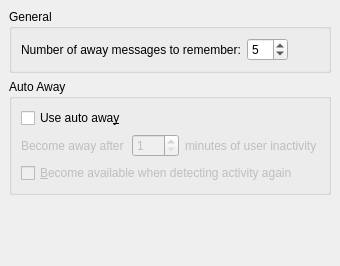
Qt form kopete/config/behavior/kopeteawayconfigbase.ui (KDE/kopete) before a commit.
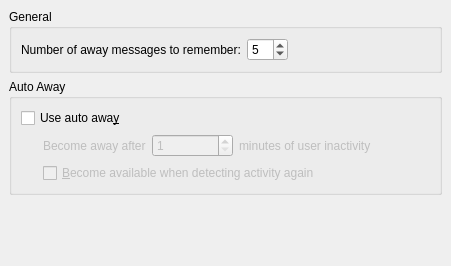
The same form after that commit.

Commit message: Connect some widgets to be enabled/disabled.

```diff
--- a/kopete/config/behavior/kopeteawayconfigbase.ui
+++ b/kopete/config/behavior/kopeteawayconfigbase.ui
@@ -8,81 +8,21 @@
         <rect>
             <x>0</x>
             <y>0</y>
-    <width>340</width>
+    <width>451</width>
             <height>266</height>
         </rect>
     </property>
   <property name="windowTitle" >
         <string>Away Configuration</string>
     </property>
-  <layout class="QVBoxLayout" >
+  <layout class="QGridLayout" >
    <property name="margin" >
     <number>9</number>
    </property>
    <property name="spacing" >
     <number>6</number>
    </property>
-   <item>
-    <widget class="QGroupBox" name="groupBox" >
-     <property name="title" >
-                <string>General</string>
-            </property>
-     <layout class="QHBoxLayout" >
-      <property name="margin" >
-       <number>9</number>
-      </property>
-      <property name="spacing" >
-       <number>6</number>
-      </property>
-      <item>
-       <widget class="QLabel" name="textLabel1" >
-        <property name="toolTip" >
-         <string>Kopete will remember this many away messages for use at a later date; if this limit is exceeded, the least-used message will be removed.</string>
-        </property>
-        <property name="whatsThis" >
-         <string>Kopete will remember this many away messages for use at a later date; if this limit is exceeded, the least-used message will be removed.</string>
-                    </property>
-        <property name="text" >
-                        <string>Number of away messages to remember:</string>
-                    </property>
-       </widget>
-      </item>
-      <item>
-       <widget class="QSpinBox" name="kcfg_awayMessageRemembered" >
-        <property name="toolTip" >
-                        <string>Kopete will remember this many away messages for use at a later date; if this limit is exceeded, the least-used message will be removed.</string>
-                    </property>
-        <property name="whatsThis" >
-                        <string>Kopete will remember this many away messages for use at a later date; if this limit is exceeded, the least-used message will be removed.</string>
-                    </property>
-        <property name="minimum" >
-                        <number>1</number>
-                    </property>
-        <property name="value" >
-                        <number>5</number>
-                    </property>
-                </widget>
-      </item>
-      <item>
-       <spacer>
-        <property name="orientation" >
-         <enum>Qt::Horizontal</enum>
-                    </property>
-        <property name="sizeType" >
-         <enum>QSizePolicy::Expanding</enum>
-                    </property>
-        <property name="sizeHint" >
-                        <size>
-          <width>16</width>
-          <height>16</height>
-                        </size>
-                    </property>
-                </spacer>
-      </item>
-     </layout>
-        </widget>
-   </item>
-   <item>
+   <item row="1" column="0" >
     <widget class="QGroupBox" name="groupBox_2" >
      <property name="title" >
                 <string>Auto Away</string>
@@ -94,10 +34,37 @@
       <property name="spacing" >
        <number>6</number>
       </property>
-      <item row="0" column="0" >
-       <widget class="QCheckBox" name="kcfg_useAutoAway" >
+      <item row="1" column="0" >
+       <spacer>
+        <property name="orientation" >
+         <enum>Qt::Horizontal</enum>
+        </property>
+        <property name="sizeType" >
+         <enum>QSizePolicy::Fixed</enum>
+        </property>
+        <property name="sizeHint" >
+         <size>
+          <width>16</width>
+          <height>20</height>
+         </size>
+        </property>
+       </spacer>
+      </item>
+      <item row="1" column="1" >
+       <layout class="QGridLayout" >
+        <property name="margin" >
+         <number>0</number>
+        </property>
+        <property name="spacing" >
+         <number>6</number>
+        </property>
+        <item rowspan="2" row="0" column="0" >
+         <widget class="QLabel" name="TextLabel2" >
+          <property name="enabled" >
+           <bool>false</bool>
+          </property>
         <property name="text" >
-                        <string>Use auto awa&amp;y</string>
+           <string>Become away after</string>
                     </property>
                 </widget>
       </item>
@@ -111,33 +78,17 @@
                     </property>
                 </widget>
       </item>
-      <item row="1" column="3" >
-       <spacer>
-        <property name="orientation" >
-         <enum>Qt::Horizontal</enum>
-                    </property>
-        <property name="sizeType" >
-         <enum>QSizePolicy::Expanding</enum>
-                    </property>
-        <property name="sizeHint" >
-         <size>
-          <width>16</width>
-          <height>21</height>
-         </size>
-                    </property>
-       </spacer>
-      </item>
-      <item row="1" column="0" >
-       <widget class="QLabel" name="TextLabel2" >
+        <item rowspan="2" row="0" column="2" colspan="2" >
+         <widget class="QLabel" name="TextLabel3" >
         <property name="enabled" >
                         <bool>false</bool>
                     </property>
         <property name="text" >
-         <string>Become away after</string>
+           <string>minutes of user inactivity</string>
                     </property>
                 </widget>
       </item>
-      <item row="1" column="1" >
+        <item rowspan="2" row="0" column="1" >
        <widget class="QSpinBox" name="mAutoAwayTimeout" >
         <property name="enabled" >
          <bool>false</bool>
@@ -150,20 +101,32 @@
                     </property>
        </widget>
       </item>
+       </layout>
+      </item>
+      <item row="0" column="0" colspan="2" >
+       <widget class="QCheckBox" name="kcfg_useAutoAway" >
+        <property name="text" >
+         <string>Use auto awa&amp;y</string>
+        </property>
+       </widget>
+      </item>
       <item row="1" column="2" >
-       <widget class="QLabel" name="TextLabel3" >
-        <property name="enabled" >
-                        <bool>false</bool>
-                    </property>
-        <property name="text" >
-         <string>minutes of user inactivity</string>
-                    </property>
-                </widget>
+       <spacer>
+        <property name="orientation" >
+         <enum>Qt::Horizontal</enum>
+        </property>
+        <property name="sizeHint" >
+         <size>
+          <width>40</width>
+          <height>20</height>
+         </size>
+        </property>
+       </spacer>
       </item>
      </layout>
         </widget>
    </item>
-   <item>
+   <item row="2" column="0" >
         <spacer>
      <property name="orientation" >
       <enum>Qt::Vertical</enum>
@@ -179,6 +142,66 @@
             </property>
         </spacer>
    </item>
+   <item row="0" column="0" >
+    <widget class="QGroupBox" name="groupBox" >
+     <property name="title" >
+      <string>General</string>
+     </property>
+     <layout class="QHBoxLayout" >
+      <property name="margin" >
+       <number>9</number>
+      </property>
+      <property name="spacing" >
+       <number>6</number>
+      </property>
+      <item>
+       <widget class="QLabel" name="textLabel1" >
+        <property name="toolTip" >
+         <string>Kopete will remember this many away messages for use at a later date; if this limit is exceeded, the least-used message will be removed.</string>
+        </property>
+        <property name="whatsThis" >
+         <string>Kopete will remember this many away messages for use at a later date; if this limit is exceeded, the least-used message will be removed.</string>
+        </property>
+        <property name="text" >
+         <string>Number of away messages to remember:</string>
+        </property>
+       </widget>
+      </item>
+      <item>
+       <widget class="QSpinBox" name="kcfg_awayMessageRemembered" >
+        <property name="toolTip" >
+         <string>Kopete will remember this many away messages for use at a later date; if this limit is exceeded, the least-used message will be removed.</string>
+        </property>
+        <property name="whatsThis" >
+         <string>Kopete will remember this many away messages for use at a later date; if this limit is exceeded, the least-used message will be removed.</string>
+        </property>
+        <property name="minimum" >
+         <number>1</number>
+        </property>
+        <property name="value" >
+         <number>5</number>
+        </property>
+       </widget>
+      </item>
+      <item>
+       <spacer>
+        <property name="orientation" >
+         <enum>Qt::Horizontal</enum>
+        </property>
+        <property name="sizeType" >
+         <enum>QSizePolicy::Expanding</enum>
+        </property>
+        <property name="sizeHint" >
+         <size>
+          <width>16</width>
+          <height>16</height>
+         </size>
+        </property>
+       </spacer>
+      </item>
+     </layout>
+    </widget>
+   </item>
   </layout>
  </widget>
  <layoutdefault spacing="6" margin="11" />
```
Left out of the diff: 67 changed lines with no effect on the pictures. Lines whose indentation alone changed are shown as unchanged. The commit also changes 2 other files.
